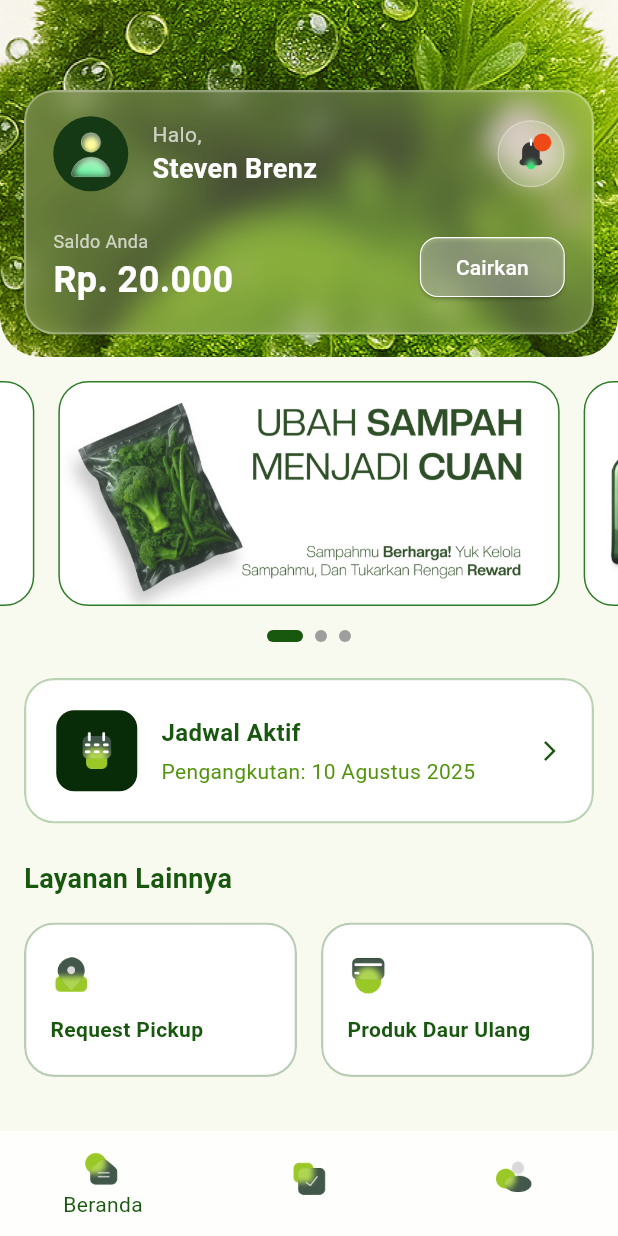
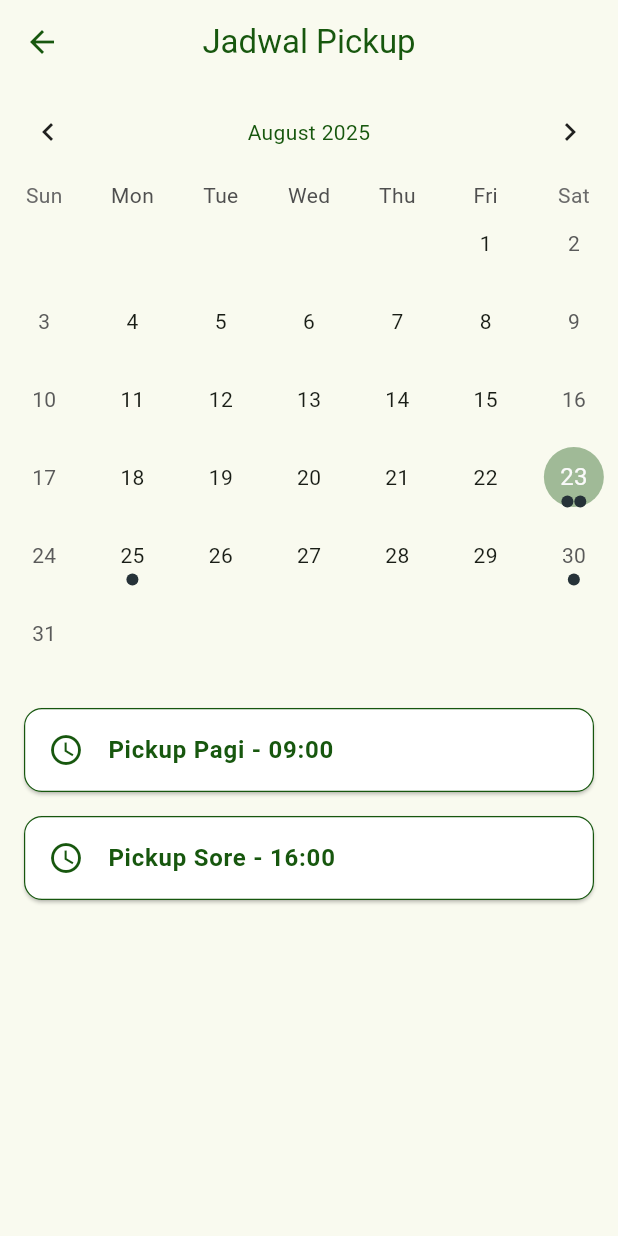
Before and after one commit to hooqii/beclean, a Flutter app: the screen it shows after launch, after a tap on "Masuk", after a tap on "Jadwal Aktif", on a phone screen of 412 x 824 dp. Run offline on Flutter 3.47's test engine with Material 3 defaults, Android fonts, the phone set to English and light mode, and no system bars; drawn by our look-alikes of table_calendar.

Commit message:
Add schedule page & change request pickup -> pickup address

```diff
--- a/lib/features/user/home_page.dart
+++ b/lib/features/user/home_page.dart
@@ -178,10 +178,10 @@ class _HomePageState extends State<HomePage> {
                                 height: 28,
                                 // color: const Color.fromARGB(255, 23, 87, 14),
                               ),
-                              title: 'Request Pickup',
+                              title: 'Alamat Penjemputan',
                               onTap: () => Navigator.pushNamed(
                                 context,
-                                AppRoutes.requestPickupUser,
+                                AppRoutes.pickupAddress,
                               ),
                             ),
                           ),
@@ -396,7 +396,9 @@ class _HomePageState extends State<HomePage> {
 
   Widget _buildActiveScheduleCard(BuildContext context) {
     return GestureDetector(
-      onTap: () {},
+      onTap: () {
+        Navigator.pushNamed(context, AppRoutes.pickupSchedule);
+      },
       child: ClipRRect(
         borderRadius: BorderRadius.circular(20),
         child: BackdropFilter(
--- /dev/null
+++ b/lib/features/user/pickup_schedule_page.dart
@@ -0,0 +1,150 @@
+import 'package:flutter/material.dart';
+import 'package:table_calendar/table_calendar.dart';
+
+class PickupSchedulePage extends StatefulWidget {
+  const PickupSchedulePage({super.key});
+
+  @override
+  State<PickupSchedulePage> createState() => _PickupSchedulePageState();
+}
+
+class _PickupSchedulePageState extends State<PickupSchedulePage> {
+  CalendarFormat _calendarFormat = CalendarFormat.month;
+  DateTime _focusedDay = DateTime.now();
+  DateTime? _selectedDay;
+
+  // contoh data jadwal pickup
+  final Map<DateTime, List<String>> _pickupEvents = {
+    DateTime.utc(2025, 8, 23): ['Pickup Pagi - 09:00', 'Pickup Sore - 16:00'],
+    DateTime.utc(2025, 8, 25): ['Pickup Siang - 13:00'],
+    DateTime.utc(2025, 8, 30): ['Pickup Malam - 20:00'],
+  };
+
+  List<String> _getEventsForDay(DateTime day) {
+    return _pickupEvents[DateTime.utc(day.year, day.month, day.day)] ?? [];
+  }
+
+  @override
+  Widget build(BuildContext context) {
+    final events = _getEventsForDay(_selectedDay ?? _focusedDay);
+
+    return Scaffold(
+      appBar: AppBar(
+        title: const Text(
+          'Jadwal Pickup',
+          style: TextStyle(color: Color.fromARGB(255, 23, 87, 14)),
+        ),
+        centerTitle: true,
+        iconTheme: const IconThemeData(color: Color.fromARGB(255, 23, 87, 14)),
+        backgroundColor: Colors.transparent,
+        elevation: 0,
+      ),
+      body: Column(
+        children: [
+          TableCalendar(
+            firstDay: DateTime.utc(2020, 1, 1),
+            lastDay: DateTime.utc(2030, 12, 31),
+            focusedDay: _focusedDay,
+            calendarFormat: _calendarFormat,
+            selectedDayPredicate: (day) {
+              return isSameDay(_selectedDay, day);
+            },
+            eventLoader: _getEventsForDay, // 👈 kasih event di tanggal yg ada
+            onDaySelected: (selectedDay, focusedDay) {
+              setState(() {
+                _selectedDay = selectedDay;
+                _focusedDay = focusedDay;
+              });
+            },
+            onFormatChanged: (format) {
+              if (_calendarFormat != format) {
+                setState(() {
+                  _calendarFormat = format;
+                });
+              }
+            },
+            onPageChanged: (focusedDay) {
+              _focusedDay = focusedDay;
+            },
+            headerStyle: const HeaderStyle(
+              formatButtonVisible: false,
+              titleCentered: true,
+              titleTextStyle: TextStyle(color: Color.fromARGB(255, 23, 87, 14)),
+            ),
+            calendarStyle: const CalendarStyle(
+              selectedDecoration: BoxDecoration(
+                color: Color.fromARGB(255, 23, 87, 14),
+                shape: BoxShape.circle,
+              ),
+              todayDecoration: BoxDecoration(
+                color: Color.fromARGB(100, 23, 87, 14),
+                shape: BoxShape.circle,
+              ),
+              outsideDaysVisible: false,
+            ),
+          ),
+          // Padding(
+          //   padding: const EdgeInsets.symmetric(horizontal: 16.0),
+          //   child: Align(
+          //     alignment: Alignment.center,
+          //     child: Text(
+          //       'Pukul Jadwal Pickup Hari Ini',
+          //       style: const TextStyle(
+          //         color: Color.fromARGB(255, 23, 87, 14),
+          //         fontWeight: FontWeight.bold,
+          //         fontSize: 16,
+          //       ),
+          //     ),
+          //   ),
+          // ),
+          const SizedBox(height: 16),
+          // List Jadwal di bawah kalender
+          Expanded(
+            child: events.isEmpty
+                ? const Center(
+                    child: Text(
+                      'Tidak ada jadwal pickup untuk hari ini.',
+                      style: TextStyle(
+                        color: Color.fromARGB(255, 100, 100, 100),
+                        fontSize: 14,
+                      ),
+                    ),
+                  )
+                : ListView.builder(
+                    itemCount: events.length,
+                    itemBuilder: (context, index) {
+                      return Card(
+                        color: Colors.white,
+                        margin: const EdgeInsets.symmetric(
+                          horizontal: 16,
+                          vertical: 8,
+                        ),
+                        shape: RoundedRectangleBorder(
+                          borderRadius: BorderRadius.circular(12),
+                          side: const BorderSide(
+                            color: Color.fromARGB(255, 23, 87, 14),
+                            width: 0.8,
+                          ),
+                        ),
+                        child: ListTile(
+                          leading: const Icon(
+                            Icons.access_time,
+                            color: Color.fromARGB(255, 23, 87, 14),
+                          ),
+                          title: Text(
+                            events[index],
+                            style: const TextStyle(
+                              color: Color.fromARGB(255, 23, 87, 14),
+                              fontWeight: FontWeight.w600,
+                            ),
+                          ),
+                        ),
+                      );
+                    },
+                  ),
+          ),
+        ],
+      ),
+    );
+  }
+}
--- a/lib/routes/app_routes.dart
+++ b/lib/routes/app_routes.dart
@@ -1,3 +1,4 @@
+import 'package:beclean/features/user/pickup_schedule_page.dart';
 import 'package:flutter/material.dart';
 import '../features/onboarding/splash_screen.dart';
 // import '../features/onboarding/onboarding_page.dart';
@@ -7,7 +8,7 @@ import '../features/user/user_main_page.dart';
 import '../features/user/product_page.dart';
 import '../features/user/activity_page.dart';
 import '../features/user/profile_page.dart';
-import '../features/user/request_pickup_page.dart';
+import '../features/user/pickup_address_page.dart';
 import '../features/collector/dashboard_page.dart';
 import '../features/collector/pickup_page.dart';
 
@@ -20,9 +21,10 @@ class AppRoutes {
   static const productUser = '/product_user';
   static const activityUser = '/activity_user';
   static const profileUser = '/profile_user';
-  static const requestPickupUser = '/request_pickup_user';
+  static const pickupAddress = '/pickupAddress';
   static const dashboardCollector = '/dashboard_collector';
   static const pickupCollector = '/pickup_collector';
+  static const pickupSchedule = '/pickup_schedule';
 
   static Map<String, WidgetBuilder> getRoutes() {
     return {
@@ -34,9 +36,10 @@ class AppRoutes {
       productUser: (context) => const ProductPage(),
       activityUser: (context) => const ActivityPage(),
       profileUser: (context) => const ProfilePage(),
-      requestPickupUser: (context) => const RequestPickupPage(),
+      pickupAddress: (context) => const PickupAddress(),
       dashboardCollector: (context) => const DashboardCollectorPage(),
       pickupCollector: (context) => const PickupPage(),
+      pickupSchedule: (context) => const PickupSchedulePage(),
     };
   }
 }
--- a/pubspec.yaml
+++ b/pubspec.yaml
@@ -34,6 +34,8 @@ dependencies:
   # The following adds the Cupertino Icons font to your application.
   # Use with the CupertinoIcons class for iOS style icons.
   cupertino_icons: ^1.0.8
+  table_calendar: ^3.2.0
+
 
 dev_dependencies:
   flutter_test:
```
Also changed, not shown: lib/features/user/pickup_address_page.dart (renamed from lib/features/user/request_pickup_page.dart, +50 -47 lines), pubspec.lock.
